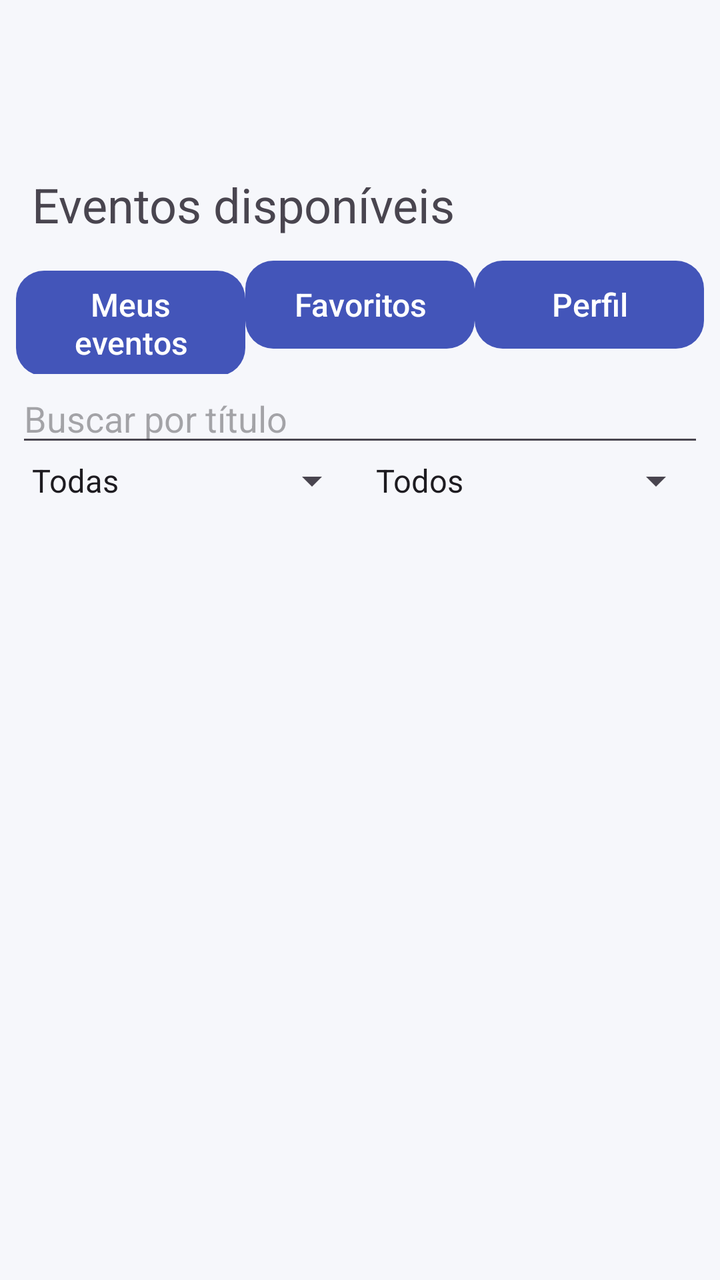
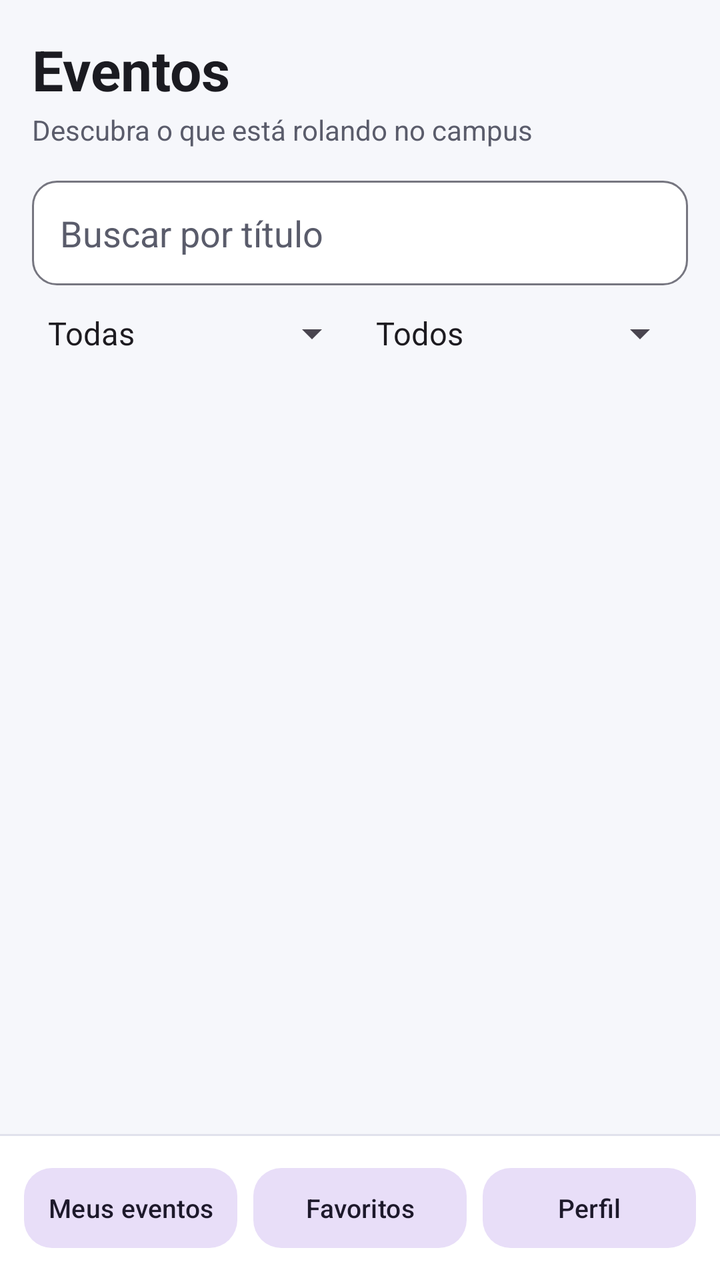

An Android layout rendered at two revisions. The XML below is the earlier revision; the diff shows what the commit changed to produce the second picture.
<!-- AndroidManifest.xml: application theme Theme.CampusHub -->
<!-- res/layout/activity_events.xml -->
<?xml version="1.0" encoding="utf-8"?>
<LinearLayout xmlns:android="http://schemas.android.com/apk/res/android"
    android:layout_width="match_parent"
    android:layout_height="match_parent"
    android:orientation="vertical"
    android:padding="8dp">

    <TextView
        android:layout_width="match_parent"
        android:layout_height="wrap_content"
        android:padding="8dp"
        android:text="Eventos disponíveis"
        android:textSize="24sp"
        android:layout_marginTop="70sp"/>

    <LinearLayout
        android:layout_width="match_parent"
        android:layout_height="wrap_content"
        android:orientation="horizontal">

        <Button
            android:id="@+id/btnMeusEventos"
            android:layout_width="0dp"
            android:layout_height="wrap_content"
            android:layout_weight="1"
            android:text="Meus eventos" />

        <Button
            android:id="@+id/btnFavoritos"
            android:layout_width="0dp"
            android:layout_height="wrap_content"
            android:layout_weight="1"
            android:text="Favoritos" />

        <Button
            android:id="@+id/btnPerfil"
            android:layout_width="0dp"
            android:layout_height="wrap_content"
            android:layout_weight="1"
            android:text="Perfil" />

    </LinearLayout>

    <EditText
        android:id="@+id/editBusca"
        android:layout_width="match_parent"
        android:layout_height="wrap_content"
        android:hint="Buscar por título"
        android:inputType="text"
        android:maxLines="1" />

    <LinearLayout
        android:layout_width="match_parent"
        android:layout_height="wrap_content"
        android:orientation="horizontal">

        <Spinner
            android:id="@+id/spinnerCategoria"
            android:layout_width="0dp"
            android:layout_height="wrap_content"
            android:layout_weight="1"
            android:entries="@array/categorias" />

        <Spinner
            android:id="@+id/spinnerSituacao"
            android:layout_width="0dp"
            android:layout_height="wrap_content"
            android:layout_weight="1"
            android:entries="@array/situacoes" />

    </LinearLayout>

    <FrameLayout
        android:layout_width="match_parent"
        android:layout_height="0dp"
        android:layout_weight="1">

        <androidx.recyclerview.widget.RecyclerView
            android:id="@+id/recyclerEventos"
            android:layout_width="match_parent"
            android:layout_height="match_parent" />

        <ProgressBar
            android:id="@+id/progressEventos"
            android:layout_width="wrap_content"
            android:layout_height="wrap_content"
            android:layout_gravity="center" />

        <TextView
            android:id="@+id/tvNenhumEvento"
            android:layout_width="wrap_content"
            android:layout_height="wrap_content"
            android:layout_gravity="center"
            android:text="Nenhum evento encontrado"
            android:visibility="gone" />

    </FrameLayout>

</LinearLayout>
<!-- resources referenced by this layout -->
<resources>
  <string-array name="situacoes">
          <item>Todos</item>
          <item>Próximos</item>
          <item>Encerrados</item>
      </string-array>
  <style name="Theme.CampusHub" parent="Theme.Material3.Light.NoActionBar">
          <item name="colorPrimary">@color/brand_primary</item>
          <item name="colorOnPrimary">@color/brand_on_primary</item>
          <item name="colorPrimaryContainer">@color/brand_primary_container</item>
          <item name="colorOnPrimaryContainer">@color/brand_on_primary_container</item>
  
          <item name="colorSecondary">@color/brand_secondary</item>
          <item name="colorOnSecondary">@color/brand_on_secondary</item>
          <item name="colorSecondaryContainer">@color/brand_secondary_container</item>
          <item name="colorOnSecondaryContainer">@color/brand_on_secondary_container</item>
  
          <item name="colorError">@color/brand_error</item>
          <item name="colorErrorContainer">@color/brand_error_container</item>
          <item name="colorOnErrorContainer">@color/brand_on_error_container</item>
  
          <item name="android:colorBackground">@color/surface_background</item>
          <item name="colorSurface">@color/surface_card</item>
          <item name="colorSurfaceVariant">@color/surface_variant</item>
          <item name="colorSurfaceContainer">@color/surface_card</item>
          <item name="colorSurfaceContainerHigh">@color/surface_variant</item>
          <item name="colorSurfaceContainerHighest">@color/surface_variant</item>
          <item name="colorOnSurface">@color/text_primary</item>
          <item name="colorOnSurfaceVariant">@color/text_secondary</item>
          <item name="colorOutline">@color/outline</item>
          <item name="colorOutlineVariant">@color/outline_variant</item>
  
          <item name="android:statusBarColor">@android:color/transparent</item>
          <item name="android:navigationBarColor">@android:color/transparent</item>
          <item name="android:windowLightStatusBar">true</item>
          <item name="android:windowLightNavigationBar">true</item>
  
          <item name="materialButtonStyle">@style/Widget.CampusHub.Button</item>
          <item name="textInputStyle">@style/Widget.CampusHub.TextInput</item>
      </style>
  <color name="brand_primary">#4355B9</color>
  <color name="brand_on_primary">#FFFFFF</color>
  <color name="brand_primary_container">#DEE0FF</color>
  <color name="brand_on_primary_container">#00105C</color>
  <color name="brand_secondary">#00695C</color>
  <color name="brand_on_secondary">#FFFFFF</color>
  <color name="brand_secondary_container">#D2F0EA</color>
  <color name="brand_on_secondary_container">#00201B</color>
  <color name="brand_error">#BA1A1A</color>
  <color name="brand_error_container">#FFDAD6</color>
  <color name="brand_on_error_container">#410002</color>
  <color name="surface_background">#F6F7FB</color>
  <color name="surface_card">#FFFFFF</color>
  <color name="surface_variant">#E8E9F1</color>
  <color name="text_primary">#1B1B21</color>
  <color name="text_secondary">#5A5C6B</color>
  <color name="outline">#767680</color>
  <color name="outline_variant">#E1E2EC</color>
  <style name="Widget.CampusHub.Button" parent="Widget.Material3.Button">
          <item name="android:minHeight">52dp</item>
          <item name="android:textSize">16sp</item>
          <item name="android:textAllCaps">false</item>
          <item name="android:letterSpacing">0</item>
          <item name="cornerRadius">14dp</item>
      </style>
  <style name="Widget.CampusHub.TextInput" parent="Widget.Material3.TextInputLayout.OutlinedBox">
          <item name="boxCornerRadiusTopStart">14dp</item>
          <item name="boxCornerRadiusTopEnd">14dp</item>
          <item name="boxCornerRadiusBottomStart">14dp</item>
          <item name="boxCornerRadiusBottomEnd">14dp</item>
          <item name="boxStrokeColor">?attr/colorPrimary</item>
      </style>
  <!-- unchanged entries left out for length: 1 -->
</resources>

<!-- the commit's change to res/layout/activity_events.xml (unified diff, before → after) -->
@@ -1,84 +1,81 @@
 <?xml version="1.0" encoding="utf-8"?>
 <LinearLayout xmlns:android="http://schemas.android.com/apk/res/android"
+    xmlns:app="http://schemas.android.com/apk/res-auto"
     android:layout_width="match_parent"
     android:layout_height="match_parent"
-    android:orientation="vertical"
-    android:padding="8dp">
-
-    <TextView
-        android:layout_width="match_parent"
-        android:layout_height="wrap_content"
-        android:padding="8dp"
-        android:text="Eventos disponíveis"
-        android:textSize="24sp"
-        android:layout_marginTop="70sp"/>
+    android:background="@color/surface_background"
+    android:fitsSystemWindows="true"
+    android:orientation="vertical">
 
     <LinearLayout
         android:layout_width="match_parent"
         android:layout_height="wrap_content"
-        android:orientation="horizontal">
+        android:orientation="vertical"
+        android:paddingStart="16dp"
+        android:paddingTop="16dp"
+        android:paddingEnd="16dp">
 
-        <Button
-            android:id="@+id/btnMeusEventos"
-            android:layout_width="0dp"
+        <TextView
+            android:layout_width="match_parent"
             android:layout_height="wrap_content"
-            android:layout_weight="1"
-            android:text="Meus eventos" />
+            android:text="Eventos"
+            android:textColor="@color/text_primary"
+            android:textSize="28sp"
+            android:textStyle="bold" />
 
-        <Button
-            android:id="@+id/btnFavoritos"
-            android:layout_width="0dp"
+        <TextView
+            android:layout_width="match_parent"
             android:layout_height="wrap_content"
-            android:layout_weight="1"
-            android:text="Favoritos" />
+            android:layout_marginTop="2dp"
+            android:text="Descubra o que está rolando no campus"
+            android:textColor="@color/text_secondary"
+            android:textSize="14sp" />
 
-        <Button
-            android:id="@+id/btnPerfil"
-            android:layout_width="0dp"
+        <EditText
+            android:id="@+id/editBusca"
+            android:layout_width="match_parent"
             android:layout_height="wrap_content"
-            android:layout_weight="1"
-            android:text="Perfil" />
+            android:layout_marginTop="16dp"
+            android:hint="Buscar por título"
+            android:inputType="text"
+            android:maxLines="1" />
 
-    </LinearLayout>
+        <LinearLayout
+            android:layout_width="match_parent"
+            android:layout_height="wrap_content"
+            android:layout_marginTop="12dp"
+            android:orientation="horizontal">
 
-    <EditText
-        android:id="@+id/editBusca"
-        android:layout_width="match_parent"
-        android:layout_height="wrap_content"
-        android:hint="Buscar por título"
-        android:inputType="text"
-        android:maxLines="1" />
+            <Spinner
+                android:id="@+id/spinnerCategoria"
+                android:layout_width="0dp"
+                android:layout_height="wrap_content"
+                android:layout_weight="1"
+                android:entries="@array/categorias" />
 
-    <LinearLayout
-        android:layout_width="match_parent"
-        android:layout_height="wrap_content"
-        android:orientation="horizontal">
-
-        <Spinner
-            android:id="@+id/spinnerCategoria"
-            android:layout_width="0dp"
-            android:layout_height="wrap_content"
-            android:layout_weight="1"
-            android:entries="@array/categorias" />
-
-        <Spinner
-            android:id="@+id/spinnerSituacao"
-            android:layout_width="0dp"
-            android:layout_height="wrap_content"
-            android:layout_weight="1"
-            android:entries="@array/situacoes" />
-
+            <Spinner
+                android:id="@+id/spinnerSituacao"
+                android:layout_width="0dp"
+                android:layout_height="wrap_content"
+                android:layout_weight="1"
+                android:entries="@array/situacoes" />
+        </LinearLayout>
     </LinearLayout>
 
     <FrameLayout
         android:layout_width="match_parent"
         android:layout_height="0dp"
+        android:layout_marginTop="8dp"
         android:layout_weight="1">
 
         <androidx.recyclerview.widget.RecyclerView
             android:id="@+id/recyclerEventos"
             android:layout_width="match_parent"
-            android:layout_height="match_parent" />
+            android:layout_height="match_parent"
+            android:clipToPadding="false"
+            android:paddingStart="10dp"
+            android:paddingEnd="10dp"
+            android:paddingBottom="16dp" />
 
         <ProgressBar
             android:id="@+id/progressEventos"
@@ -92,8 +89,66 @@
             android:layout_height="wrap_content"
             android:layout_gravity="center"
             android:text="Nenhum evento encontrado"
+            android:textColor="@color/text_secondary"
             android:visibility="gone" />
-
     </FrameLayout>
 
+    
+    <View
+        android:layout_width="match_parent"
+        android:layout_height="1dp"
+        android:background="@color/outline_variant" />
+
+    
+    <LinearLayout
+        android:layout_width="match_parent"
+        android:layout_height="wrap_content"
+        android:background="@color/surface_card"
+        android:orientation="horizontal"
+        android:padding="12dp">
+
+        <Button
+            android:id="@+id/btnMeusEventos"
+            style="@style/Widget.Material3.Button.TonalButton"
+            android:layout_width="0dp"
+            android:layout_height="wrap_content"
+            android:layout_marginEnd="4dp"
+            android:layout_weight="1"
+            android:maxLines="1"
+            android:paddingStart="4dp"
+            android:paddingEnd="4dp"
+            android:text="Meus eventos"
+            android:textSize="13sp"
+            app:cornerRadius="14dp" />
+
+        <Button
+            android:id="@+id/btnFavoritos"
+            style="@style/Widget.Material3.Button.TonalButton"
+            android:layout_width="0dp"
+            android:layout_height="wrap_content"
+            android:layout_marginStart="4dp"
+            android:layout_marginEnd="4dp"
+            android:layout_weight="1"
+            android:maxLines="1"
+            android:paddingStart="4dp"
+            android:paddingEnd="4dp"
+            android:text="Favoritos"
+            android:textSize="13sp"
+            app:cornerRadius="14dp" />
+
+        <Button
+            android:id="@+id/btnPerfil"
+            style="@style/Widget.Material3.Button.TonalButton"
+            android:layout_width="0dp"
+            android:layout_height="wrap_content"
+            android:layout_marginStart="4dp"
+            android:layout_weight="1"
+            android:maxLines="1"
+            android:paddingStart="4dp"
+            android:paddingEnd="4dp"
+            android:text="Perfil"
+            android:textSize="13sp"
+            app:cornerRadius="14dp" />
+    </LinearLayout>
+
 </LinearLayout>
<!-- resource entries referenced after the edit -->
@@ -10,34 +10,21 @@
           <item name="colorOnPrimary">@color/brand_on_primary</item>
           <item name="colorPrimaryContainer">@color/brand_primary_container</item>
           <item name="colorOnPrimaryContainer">@color/brand_on_primary_container</item>
-  
           <item name="colorSecondary">@color/brand_secondary</item>
           <item name="colorOnSecondary">@color/brand_on_secondary</item>
-          <item name="colorSecondaryContainer">@color/brand_secondary_container</item>
-          <item name="colorOnSecondaryContainer">@color/brand_on_secondary_container</item>
-  
           <item name="colorError">@color/brand_error</item>
-          <item name="colorErrorContainer">@color/brand_error_container</item>
-          <item name="colorOnErrorContainer">@color/brand_on_error_container</item>
-  
           <item name="android:colorBackground">@color/surface_background</item>
           <item name="colorSurface">@color/surface_card</item>
-          <item name="colorSurfaceVariant">@color/surface_variant</item>
-          <item name="colorSurfaceContainer">@color/surface_card</item>
-          <item name="colorSurfaceContainerHigh">@color/surface_variant</item>
-          <item name="colorSurfaceContainerHighest">@color/surface_variant</item>
           <item name="colorOnSurface">@color/text_primary</item>
           <item name="colorOnSurfaceVariant">@color/text_secondary</item>
           <item name="colorOutline">@color/outline</item>
           <item name="colorOutlineVariant">@color/outline_variant</item>
   
+          <item name="materialButtonStyle">@style/Widget.CampusHub.Button</item>
+          <item name="editTextStyle">@style/Widget.CampusHub.EditText</item>
+  
           <item name="android:statusBarColor">@android:color/transparent</item>
-          <item name="android:navigationBarColor">@android:color/transparent</item>
           <item name="android:windowLightStatusBar">true</item>
-          <item name="android:windowLightNavigationBar">true</item>
-  
-          <item name="materialButtonStyle">@style/Widget.CampusHub.Button</item>
-          <item name="textInputStyle">@style/Widget.CampusHub.TextInput</item>
       </style>
   <color name="brand_primary">#4355B9</color>
   <color name="brand_on_primary">#FFFFFF</color>
@@ -45,14 +32,9 @@
   <color name="brand_on_primary_container">#00105C</color>
   <color name="brand_secondary">#00695C</color>
   <color name="brand_on_secondary">#FFFFFF</color>
-  <color name="brand_secondary_container">#D2F0EA</color>
-  <color name="brand_on_secondary_container">#00201B</color>
   <color name="brand_error">#BA1A1A</color>
-  <color name="brand_error_container">#FFDAD6</color>
-  <color name="brand_on_error_container">#410002</color>
   <color name="surface_background">#F6F7FB</color>
   <color name="surface_card">#FFFFFF</color>
-  <color name="surface_variant">#E8E9F1</color>
   <color name="text_primary">#1B1B21</color>
   <color name="text_secondary">#5A5C6B</color>
   <color name="outline">#767680</color>
@@ -61,16 +43,31 @@
           <item name="android:minHeight">52dp</item>
           <item name="android:textSize">16sp</item>
           <item name="android:textAllCaps">false</item>
-          <item name="android:letterSpacing">0</item>
           <item name="cornerRadius">14dp</item>
       </style>
-  <style name="Widget.CampusHub.TextInput" parent="Widget.Material3.TextInputLayout.OutlinedBox">
-          <item name="boxCornerRadiusTopStart">14dp</item>
-          <item name="boxCornerRadiusTopEnd">14dp</item>
-          <item name="boxCornerRadiusBottomStart">14dp</item>
-          <item name="boxCornerRadiusBottomEnd">14dp</item>
-          <item name="boxStrokeColor">?attr/colorPrimary</item>
+  <style name="Widget.CampusHub.EditText" parent="Widget.AppCompat.EditText">
+          <item name="android:background">@drawable/bg_edittext</item>
+          <item name="android:padding">14dp</item>
+          <item name="android:textColor">?attr/colorOnSurface</item>
+          <item name="android:textColorHint">?attr/colorOnSurfaceVariant</item>
       </style>
+  <!-- drawable bg_edittext (drawable) -->
+  <selector xmlns:android="http://schemas.android.com/apk/res/android">
+      <item android:state_focused="true">
+          <shape android:shape="rectangle">
+              <solid android:color="?attr/colorSurface"/>
+              <stroke android:width="2dp" android:color="?attr/colorPrimary"/>
+              <corners android:radius="12dp"/>
+          </shape>
+      </item>
+      <item>
+          <shape android:shape="rectangle">
+              <solid android:color="?attr/colorSurface"/>
+              <stroke android:width="1dp" android:color="?attr/colorOutline"/>
+              <corners android:radius="12dp"/>
+          </shape>
+      </item>
+  </selector>
   <!-- unchanged entries left out for length: 1 -->
 </resources>
 
